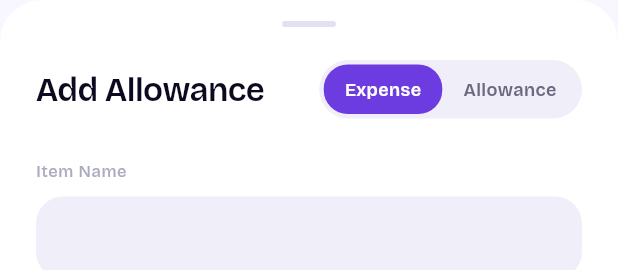
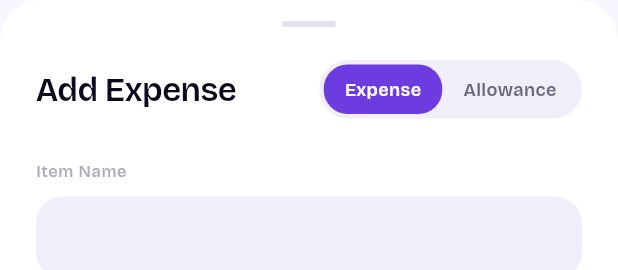
Before and after one commit to chefken/xledge, a Flutter app: the AddExpenseSheet widget shown alone on an empty page, opened directly, on a phone screen of 412 x 824 dp. Shown: the top 270 px of the screen. Run offline on Flutter 3.47's test engine with Material 3 defaults, Android fonts, the phone set to English and light mode, and no system bars; our stand-ins replace fl_chart, google_fonts, hive, hive_flutter, local_auth, pdf and 2 more; accounts and stored records are empty.

Commit message:
page updated

```diff
--- a/lib/screens/add_expense_sheet.dart
+++ b/lib/screens/add_expense_sheet.dart
@@ -133,7 +133,7 @@ class _AddExpenseSheetState extends State<AddExpenseSheet>
                             ? 'Edit Record'
                             : (_isAllowance
                                 ? 'Add Allowance'
-                                : 'Add Allowance'),
+                                : 'Add Expense'),
                         style: VoidTextStyles.headlineMedium,
                       ),
                       _TypeToggle(
```
